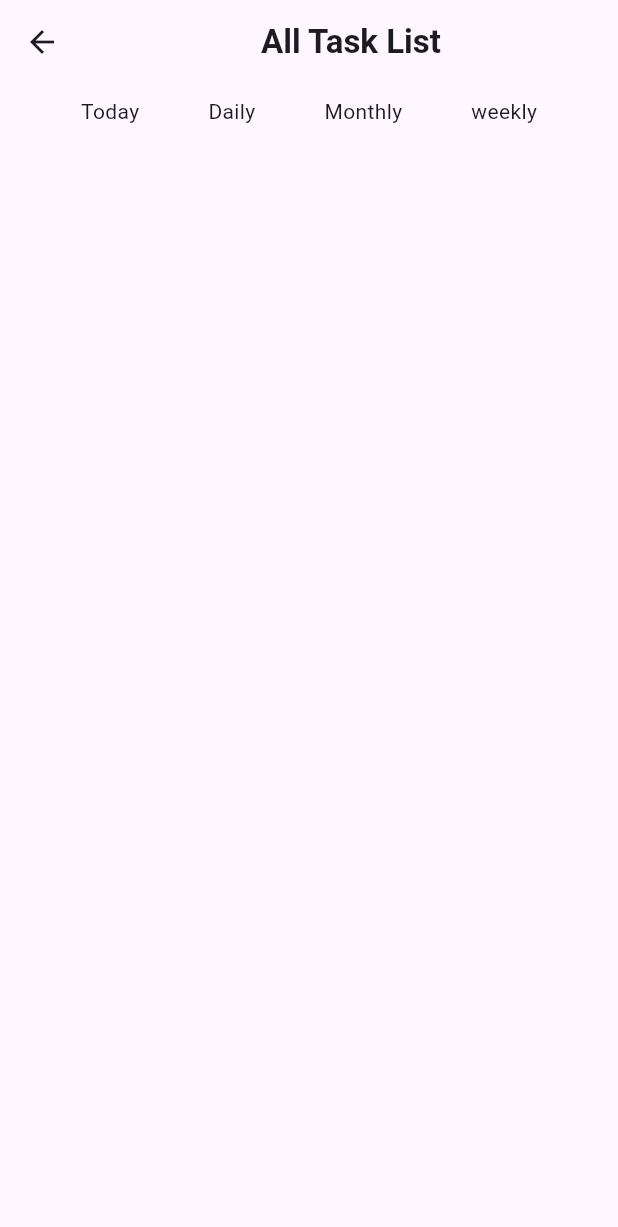
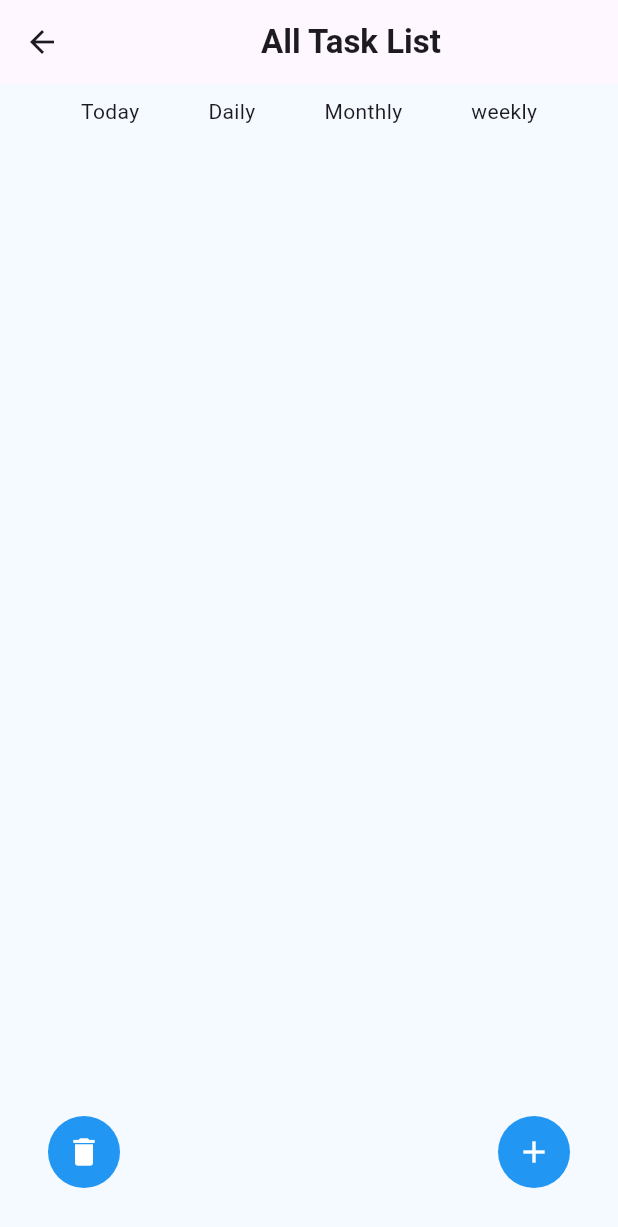
Before and after one commit to KALU56/friday_code_night, a Flutter app: the AllDetal screen opened directly, on a phone screen of 412 x 824 dp. Shown: the top 1227 px of the screen. Run offline on Flutter 3.47's test engine with Material 3 defaults, Android fonts, the light colour scheme and no system bars; our stand-ins replace google_fonts.

Commit message:
feat: backgroun color

```diff
--- a/todo/lib/screens/all_detal.dart
+++ b/todo/lib/screens/all_detal.dart
@@ -16,7 +16,12 @@ class _AllDetalState extends State<AllDetal> {
         title: Center(child: Text('All Task List',style: TextStyle(fontWeight: FontWeight.bold),))
 
       ),
-      body: Column(
+      body:
+      Stack(
+        children: [
+          Container(
+            color: const Color.fromRGBO(244, 250, 255, 1),
+            child: Column(
               children: [
                 Padding(
                   padding: const EdgeInsets.all(8.0),
@@ -24,26 +29,68 @@ class _AllDetalState extends State<AllDetal> {
                     mainAxisAlignment: MainAxisAlignment.spaceEvenly,
                     children: [
                       GestureDetector(
-                  onTap: (){},
+                        onTap: () {},
                         child: Text('Today'),
                       ),
                       GestureDetector(
-                  onTap: (){},
+                        onTap: () {},
                         child: Text('Daily'),
                       ),
                       GestureDetector(
-                  onTap: (){},
+                        onTap: () {},
                         child: Text('Monthly'),
                       ),
                       GestureDetector(
-                  onTap: (){},
+                        onTap: () {},
                         child: Text('weekly'),
                       )
+                    ],
+                  ),
+                ),
+              ],
+            ),
+          ),
 
 
-              ],
+
+          Padding(
+            padding: const EdgeInsets.all(32.0),
+            child: Align(
+              alignment: Alignment.bottomRight,
+              child: Container(
+                decoration: BoxDecoration(
+                  color: Colors.blue,
+                  shape: BoxShape.circle,
                 ),
-          )
+                child: IconButton(
+                  icon: Icon(
+                    Icons.add,
+                    color: Colors.white,
+                  ),
+                  onPressed: () {},
+                ),
+              ),
+            ),
+          ),
+           Padding(
+            padding: const EdgeInsets.all(32.0),
+            child: Align(
+              alignment: Alignment.bottomLeft,
+              child: Container(
+                decoration: BoxDecoration(
+                  color: Colors.blue,
+                  shape: BoxShape.circle,
+                ),
+                child: IconButton(
+                  icon: Icon(
+                    Icons.delete,
+                    color: Colors.white,
+                  ),
+                  onPressed: () {},
+                ),
+              ),
+            ),
+          ),
         ],
       )
     )
```
Lines whose indentation alone changed are shown as unchanged.
